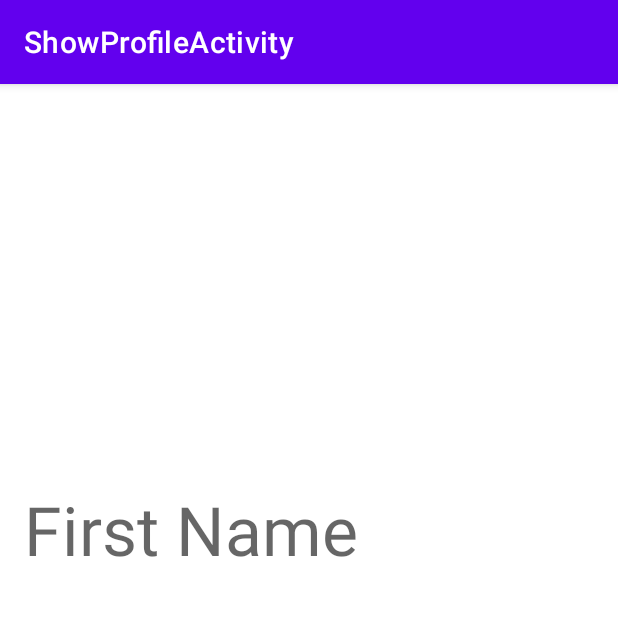
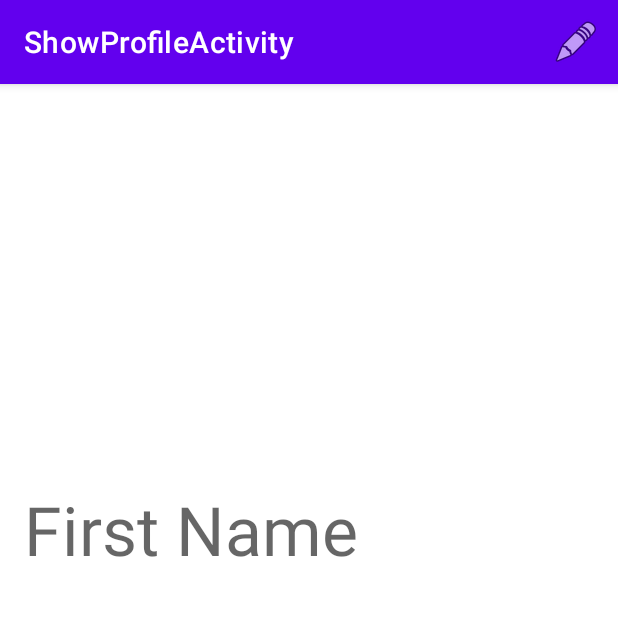
Before and after one commit to stestrippoli/ShowProfileActivity, an Android app: the screen it shows after launch (MainActivity), on a phone screen of 412 x 824 dp, the top half of it. Run offline under Robolectric (Android 15) with nearby library versions, the phone set to English and light mode, and no system bars.

Commit message:
custom menu added

```diff
--- a/app/src/main/java/com/example/showprofileactivity/MainActivity.kt
+++ b/app/src/main/java/com/example/showprofileactivity/MainActivity.kt
@@ -13,7 +13,7 @@ class MainActivity : AppCompatActivity() {
     }
     override fun onCreateOptionsMenu(menu: Menu): Boolean {
         val inflater: MenuInflater = menuInflater
-        inflater.inflate(androidx.core.R.menu.example_menu, menu)
+        inflater.inflate(R.menu.custom_menu, menu)
         return true
     }
 }
--- /dev/null
+++ b/app/src/main/res/menu/custom_menu.xml
@@ -0,0 +1,10 @@
+<?xml version="1.0" encoding="utf-8"?>
+<menu xmlns:app="http://schemas.android.com/apk/res-auto"
+    xmlns:android="http://schemas.android.com/apk/res/android">
+
+    <item
+        android:id="@+id/modify"
+        android:icon="@android:drawable/ic_menu_edit"
+        android:title="@string/modify"
+        app:showAsAction="always" />
+</menu>
--- a/app/src/main/res/values/strings.xml
+++ b/app/src/main/res/values/strings.xml
@@ -5,5 +5,7 @@
     <string name="username">Username</string>
     <string name="email">Email</string>
     <string name="propic">Your Profile Picture</string>
+    <string name="modify">Modify your profile</string>
+
 
 </resources>
```
